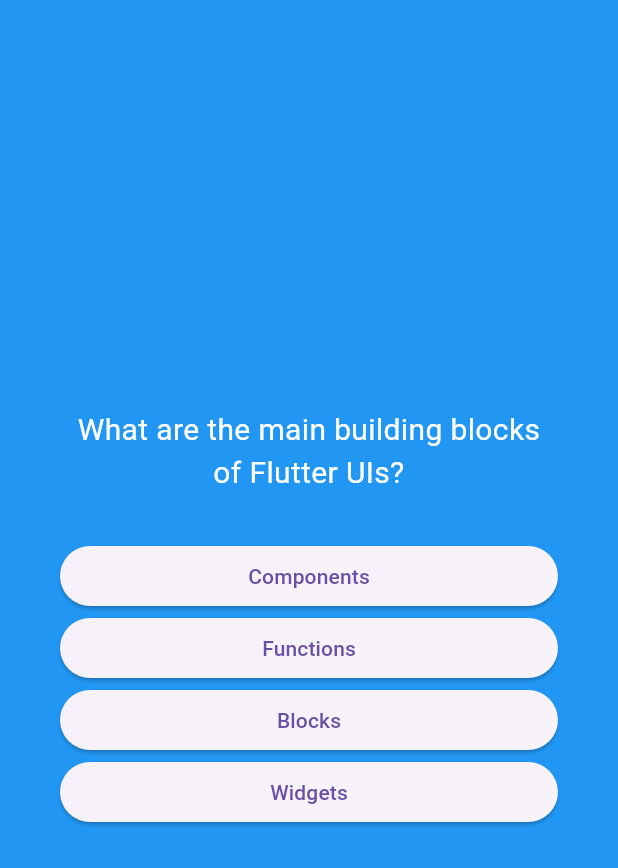
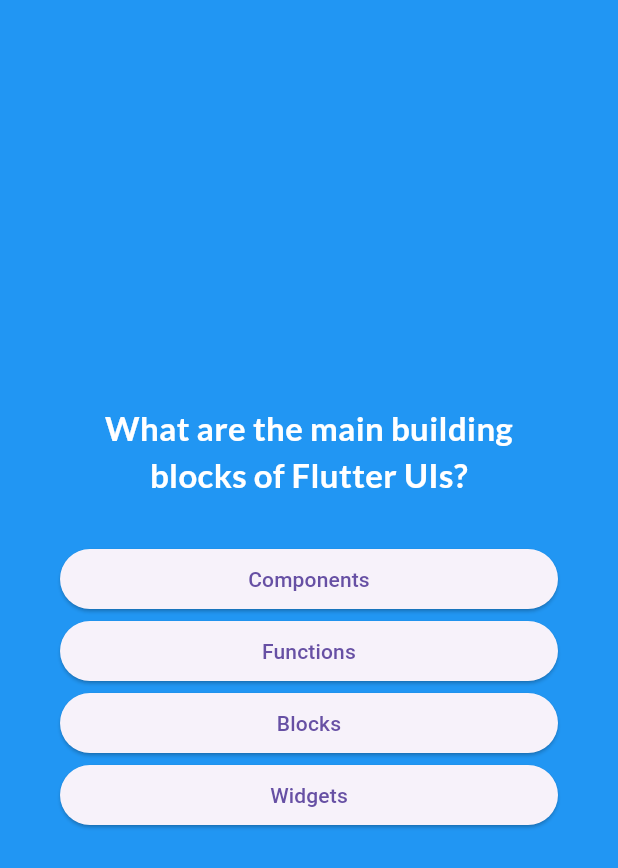
Before and after one commit to LeoZhangYYDS/flutter_quiz_app, a Flutter app: the screen it shows after launch, after a tap on "Start Quiz", on a phone screen of 412 x 824 dp. Shown: the top 868 px of the screen. Run offline on Flutter 3.47's test engine with Material 3 defaults, Android fonts, the phone set to English and light mode, and no system bars; our stand-ins replace google_fonts.

Commit message:
add google font

```diff
--- a/lib/answer_button.dart
+++ b/lib/answer_button.dart
@@ -11,7 +11,10 @@ class AnswerButton extends StatelessWidget {
       style: ElevatedButton.styleFrom(
         padding: const EdgeInsets.symmetric(vertical: 10, horizontal: 40),
       ),
-      child: Text(answerText),
+      child: Text(
+        answerText,
+        textAlign: TextAlign.center,
+      ),
     );
   }
 }
--- a/lib/models/quiz_question.dart
+++ b/lib/models/quiz_question.dart
@@ -6,7 +6,7 @@ class QuizQuestion {
 //创建一个方法，把 answers list 打乱顺序
   List<String> shuffledAnswers() {
     //create list copy
-    final shuffledList = List.of(answers);
+    final shuffledList = [...answers];
     //shuffle copied list and return
     shuffledList.shuffle();
     return shuffledList;
--- a/lib/questions_screen.dart
+++ b/lib/questions_screen.dart
@@ -1,6 +1,7 @@
 import 'package:flutter/material.dart';
 import 'package:flutter_quiz_app/answer_button.dart';
 import 'package:flutter_quiz_app/data/questions.dart';
+import 'package:google_fonts/google_fonts.dart';
 
 class QuestionsScreen extends StatefulWidget {
   const QuestionsScreen({super.key});
@@ -11,9 +12,23 @@ class QuestionsScreen extends StatefulWidget {
 }
 
 class _QuestionsScreenState extends State<QuestionsScreen> {
+  var currentQuestionIndex = 0;
+
+  void nextQuestion() {
+    setState(() {
+      if (currentQuestionIndex < questions.length - 1) {
+        //currentQuestionIndex = currentQuestionIndex + 1;
+        //currentQuestionIndex += 1;
+        currentQuestionIndex++;
+      } else {
+        print('all done');
+      }
+    });
+  }
+
   @override
   Widget build(context) {
-    final currentQuestions = questions[0];
+    final currentQuestions = questions[currentQuestionIndex];
     return Center(
       child: Container(
         margin: const EdgeInsets.all(40),
@@ -21,12 +36,18 @@ class _QuestionsScreenState extends State<QuestionsScreen> {
           mainAxisAlignment: MainAxisAlignment.center,
           crossAxisAlignment: CrossAxisAlignment.stretch,
           children: [
-            Text(currentQuestions.text,
-                textAlign: TextAlign.center,
-                style: const TextStyle(color: Colors.white, fontSize: 20)),
+            Text(
+              currentQuestions.text,
+              textAlign: TextAlign.center,
+              style: GoogleFonts.lato(
+                color: Colors.white,
+                fontSize: 22,
+                fontWeight: FontWeight.bold,
+              ),
+            ),
             const SizedBox(height: 30),
             ...currentQuestions.shuffledAnswers().map((item) {
-              return AnswerButton(item, () {});
+              return AnswerButton(item, nextQuestion);
             }),
           ],
         ),
--- a/lib/start_screen.dart
+++ b/lib/start_screen.dart
@@ -1,4 +1,5 @@
 import 'package:flutter/material.dart';
+import 'package:google_fonts/google_fonts.dart';
 
 class StartScreen extends StatelessWidget {
   const StartScreen(this.switchScreen, {super.key});
@@ -25,9 +26,13 @@ class StartScreen extends StatelessWidget {
           const SizedBox(
             height: 80,
           ),
-          const Text(
+          Text(
             "Learn Flutter the Fine Way!",
-            style: TextStyle(color: Colors.white, fontSize: 20),
+            style: GoogleFonts.lato(
+              color: Colors.white,
+              fontSize: 22,
+              fontWeight: FontWeight.bold,
+            ),
           ),
           const SizedBox(
             height: 50,
--- a/pubspec.yaml
+++ b/pubspec.yaml
@@ -34,6 +34,7 @@ dependencies:
   # The following adds the Cupertino Icons font to your application.
   # Use with the CupertinoIcons class for iOS style icons.
   cupertino_icons: ^1.0.8
+  google_fonts: ^6.2.1
 
 dev_dependencies:
   flutter_test:
```
Also changed, not shown: pubspec.lock, 1 other file.
